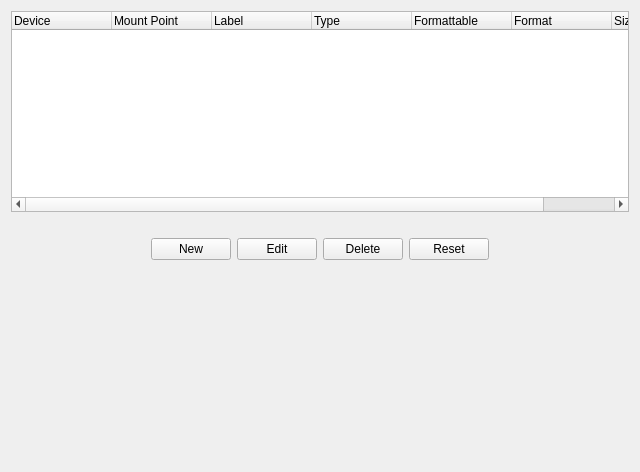
The window that yali/gui/Ui/manualpartwidget.ui (dadas45li/yali) describes before a commit, drawn with Qt 5.
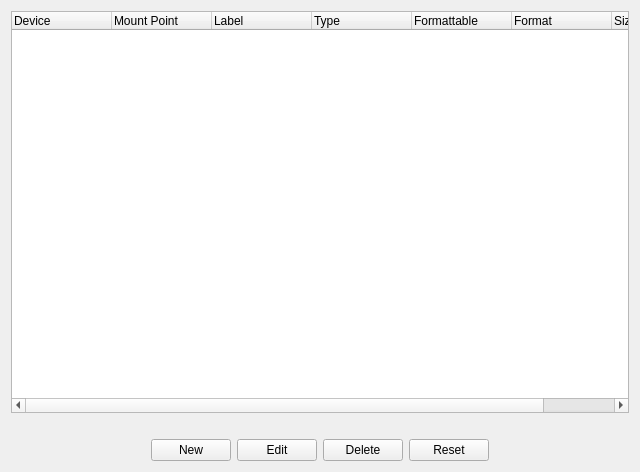
The same window after the commit.

What changed in the file:
```diff
--- a/yali/gui/Ui/manualpartwidget.ui
+++ b/yali/gui/Ui/manualpartwidget.ui
@@ -18,6 +18,12 @@
     <layout class="QVBoxLayout" name="verticalLayout">
      <item>
       <widget class="QTreeWidget" name="deviceTree">
+       <property name="uniformRowHeights">
+        <bool>true</bool>
+       </property>
+       <attribute name="headerMinimumSectionSize">
+        <number>40</number>
+       </attribute>
        <column>
         <property name="text">
          <string>Device</string>
@@ -129,19 +135,6 @@
        </item>
       </layout>
      </item>
-     <item>
-      <spacer name="verticalSpacer">
-       <property name="orientation">
-        <enum>Qt::Vertical</enum>
-       </property>
-       <property name="sizeHint" stdset="0">
-        <size>
-         <width>20</width>
-         <height>40</height>
-        </size>
-       </property>
-      </spacer>
-     </item>
     </layout>
    </item>
   </layout>
```
